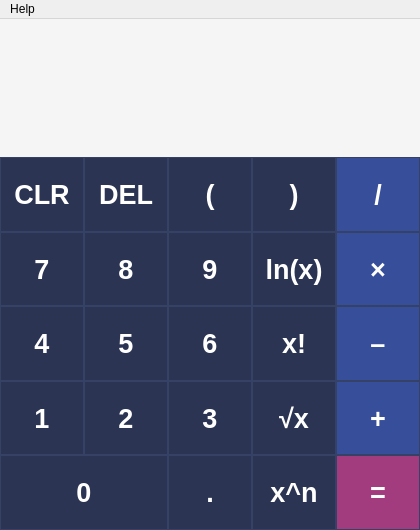
Old version of the form src/mainwindow.ui in the repository mstrlc/candycalc.
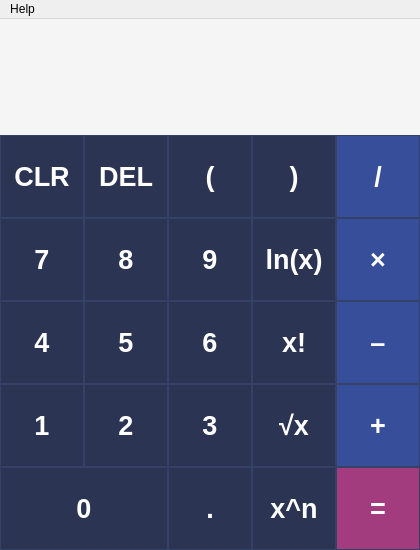
New version of the form. Icons and pictures are not drawn.

Commit message: update GUI to better accomodate new font

The edit to the form file:
```diff
--- a/src/mainwindow.ui
+++ b/src/mainwindow.ui
@@ -10,7 +10,7 @@
     <x>0</x>
     <y>0</y>
     <width>420</width>
-    <height>530</height>
+    <height>550</height>
    </rect>
   </property>
   <property name="sizePolicy">
@@ -22,13 +22,13 @@
   <property name="minimumSize">
    <size>
     <width>420</width>
-    <height>530</height>
+    <height>550</height>
    </size>
   </property>
   <property name="maximumSize">
    <size>
     <width>420</width>
-    <height>530</height>
+    <height>550</height>
    </size>
   </property>
   <property name="palette">
@@ -48,16 +48,16 @@
   </property>
   <property name="styleSheet">
    <string notr="true">QLabel#labelMain {
-	font: 46pt ;
-	font-weight: 1000;
+	font: 36pt;
+	font-weight: 700;
 	color: #1D1D1D;
 	padding-top: 5px;
-	padding-bottom: 10px;
+	padding-bottom: 5px;
 }
 
 QLabel#labelSecond {
-	font: 22pt;
-	font-weight: 400;
+	font: 20pt;
+	font-weight: 500;
 	color: #374F9A;
 	padding-top: 20px;
 }
@@ -65,7 +65,7 @@
 QPushButton {
 	font: 20pt;
 	color: #FFFFFF;
-	font-weight: 600;
+	font-weight: 500;
 	background-color: #2B3452;
 	border-style: solid;
 	border-width: 1px;
```
Left out of the diff: 8 changed lines with no effect on the pictures. The commit also changes 1 other file.
